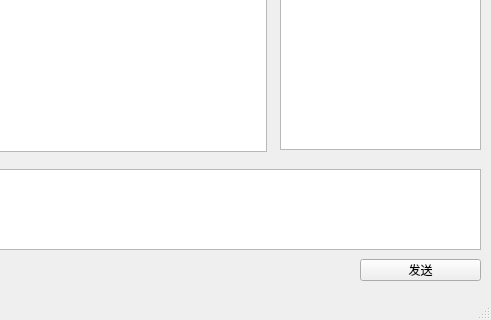
GH-TXK/MyChatClient, file mainwindow.ui: the form before one commit; both pictures show x 309 to 800 and y 280 to 600 of the 800 by 600 pixel window.
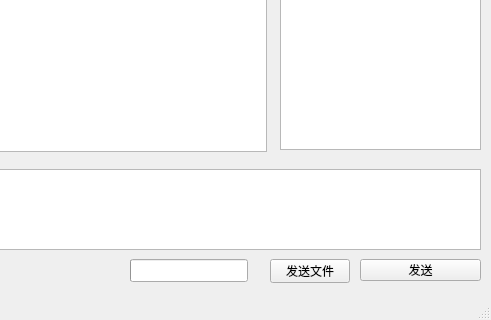
The form after the commit. Icons and pictures are not drawn.

```diff
--- a/mainwindow.ui
+++ b/mainwindow.ui
@@ -89,6 +89,35 @@
       <string>发送</string>
      </property>
     </widget>
+    <widget class="QPushButton" name="pushButton">
+     <property name="geometry">
+      <rect>
+       <x>580</x>
+       <y>100</y>
+       <width>80</width>
+       <height>24</height>
+      </rect>
+     </property>
+     <property name="text">
+      <string>发送文件</string>
+     </property>
+    </widget>
+    <widget class="QProgressBar" name="progressBar">
+     <property name="geometry">
+      <rect>
+       <x>440</x>
+       <y>100</y>
+       <width>118</width>
+       <height>23</height>
+      </rect>
+     </property>
+     <property name="value">
+      <number>0</number>
+     </property>
+     <property name="textVisible">
+      <bool>false</bool>
+     </property>
+    </widget>
    </widget>
   </widget>
   <widget class="QStatusBar" name="statusbar"/>
```
